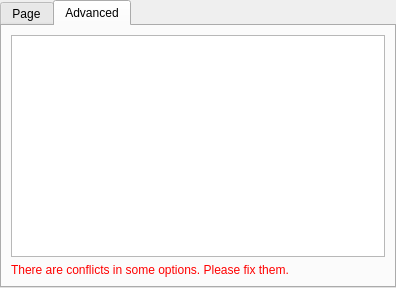
Before: the Qt Designer form src/printsupport/dialogs/qprintpropertieswidget.ui in qt/qtbase, drawn with Qt 5.
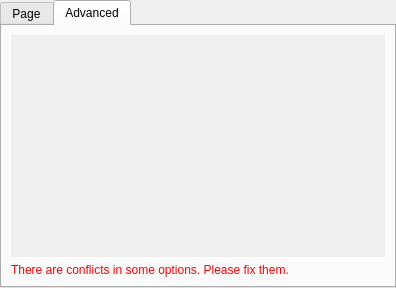
After: the same form once the commit is applied. The open tabs and pages were chosen to show the change. Custom widgets are drawn as their Qt base class.

Commit message:
Linux/cups: Better advanced options UI
Previously we were using a treeview that wasn't very clear it
was editable, now we simply use QComboBoxes that are much
more clear the user can change the values

What changed in the file:
```diff
--- a/src/printsupport/dialogs/qprintpropertieswidget.ui
+++ b/src/printsupport/dialogs/qprintpropertieswidget.ui
@@ -47,10 +47,24 @@
       </attribute>
       <layout class="QVBoxLayout" name="verticalLayout_2">
        <item>
-        <widget class="QTreeView" name="treeView">
-         <property name="alternatingRowColors">
+        <widget class="QScrollArea" name="scrollArea">
+         <property name="frameShape">
+          <enum>QFrame::NoFrame</enum>
+         </property>
+         <property name="widgetResizable">
           <bool>true</bool>
          </property>
+         <widget class="QWidget" name="scrollAreaWidgetContents">
+          <property name="geometry">
+           <rect>
+            <x>0</x>
+            <y>0</y>
+            <width>376</width>
+            <height>217</height>
+           </rect>
+          </property>
+          <layout class="QVBoxLayout" name="verticalLayout"/>
+         </widget>
         </widget>
        </item>
        <item>
```
The commit also changes 1 other file.
